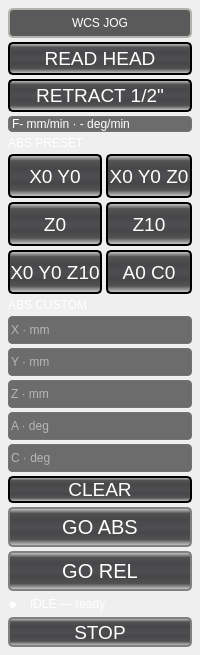
This is configs/ned5_pb/user_tabs/ned_controls/ned_controls.ui in 418dreamworks/ned as Qt 5 draws it before an edit. The edited form follows.
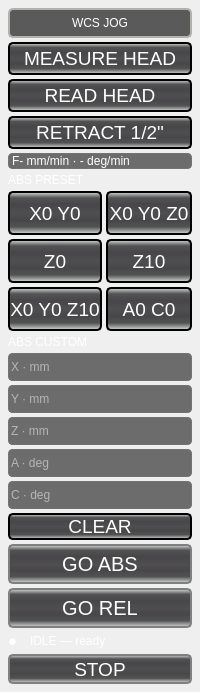
This is the edited form.

Commit message:
MEASURE HEAD button in the JOG panel (operator 2026-10-01: 'the ability to measure the position of AC as many times as you want'): one click = one fresh SEN read, drive vs DRO for A and C on screen and in the log, no motion, no declare, repeatable at will
Claude-Session: https://claude.ai/code/session_01J3QgLskeT2xVZ51RUXjvvM

What changed in the file:
```diff
--- a/configs/ned5_pb/user_tabs/ned_controls/ned_controls.ui
+++ b/configs/ned5_pb/user_tabs/ned_controls/ned_controls.ui
@@ -46,7 +46,7 @@
   stop: 0 #A19E9E, stop: 1.0 #5C5959); }
 QPushButton:pressed { background: qlineargradient(spread:pad, x1:0, y1:0, x2:0, y2:1, stop:0 rgba(85, 85, 238, 255), stop:0.544974 rgba(90, 91, 239, 255), stop:1 rgba(126, 135, 243, 255)); }
 QPushButton:checked { background: qlineargradient(spread:pad, x1:0, y1:0, x2:0, y2:1, stop:0 rgba(85, 85, 238, 255), stop:0.544974 rgba(90, 91, 239, 255), stop:1 rgba(126, 135, 243, 255)); }
-#recover_read_btn, #recover_retract_btn, #jp_clear, #jp_stop,
+#measure_head_btn, #recover_read_btn, #recover_retract_btn, #jp_clear, #jp_stop,
 #jp_p_xy0, #jp_p_xyz0, #jp_p_z0, #jp_p_zp10, #jp_p_xy0z10, #jp_p_a0c0 {
   font-family: &quot;Probe Basic Bebas Mono&quot;; font-size: 14pt; }
 QLineEdit { color: white; background-color: rgb(108,108,108);
@@ -70,6 +70,12 @@
         <property name="alignment"><set>Qt::AlignCenter</set></property>
        </widget>
       </item>
+      <item>
+       <widget class="QPushButton" name="measure_head_btn">
+        <property name="text"><string>MEASURE HEAD</string></property>
+        <property name="minimumSize"><size><width>0</width><height>33</height></size></property>
+       </widget>
+      </item>
       <item>
        <widget class="QPushButton" name="recover_read_btn">
         <property name="text"><string>READ HEAD</string></property>
```
The commit also changes 1 other file.
